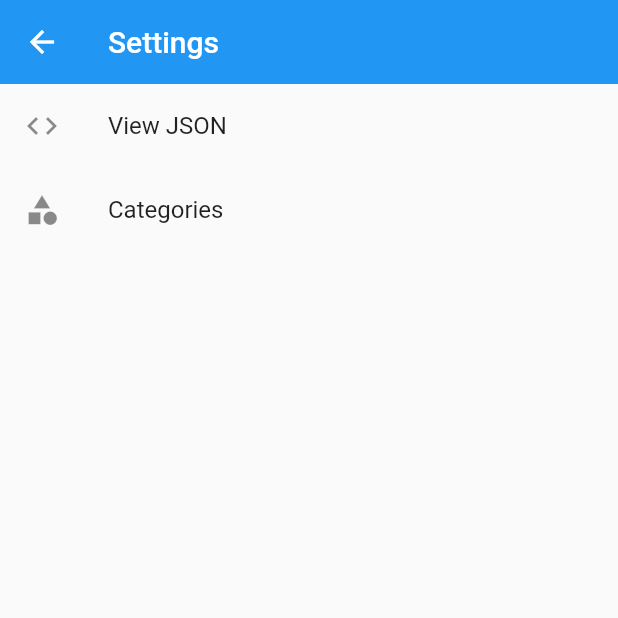
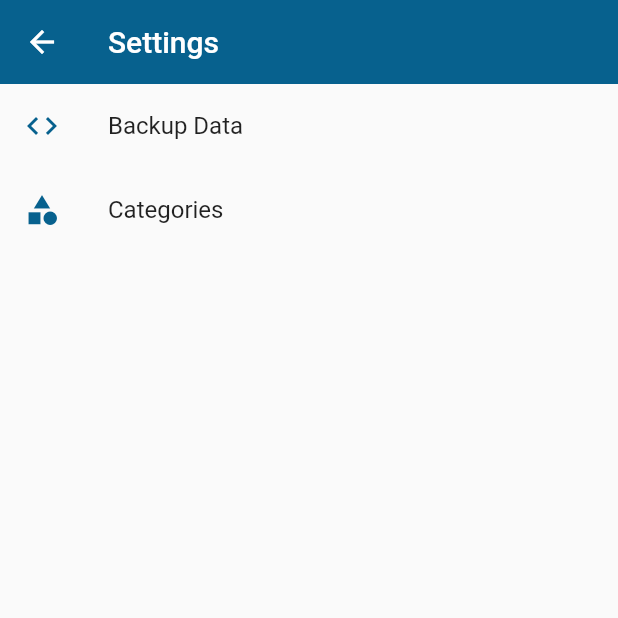
Before and after one commit to mrhockeymonkey/today, a Flutter app: the screen it shows after launch, item 3 of the bottom bar chosen, after a tap on the "settings" icon, on a phone screen of 412 x 824 dp, the top half of it. Run offline on Flutter 3.47's test engine with Material 2 defaults, Android fonts, the phone set to English and light mode, and no system bars; our stand-ins replace flutter_icons, jiffy, localstorage; missing offline and left inert: flutter_statusbarcolor.

Commit message:
release 0.2.3

```diff
--- a/lib/models/app_constants.dart
+++ b/lib/models/app_constants.dart
@@ -4,12 +4,10 @@ import 'package:flutter_statusbarcolor/flutter_statusbarcolor.dart';
 import 'package:flutter_icons/flutter_icons.dart';
 import 'package:intl/intl.dart';
 
-import './category.dart';
-
 // inherited widget used in main to propogate and share anywhere in the app
 class AppConstants extends InheritedWidget {
   // colors
-  static final Color appBarColor = Color(0xFFF07618E);
+  static final Color appBarColor = Color(0xFF07618E);
 
   // action colors
   static final Color todoColor = Color(0xFFFBAF28);
@@ -19,10 +17,10 @@ class AppConstants extends InheritedWidget {
 
 
   // page header colors
-  static final Color laterHeaderColor = Color(0xFFF07618E); //Color(0xFF23395B);
-  static final Color todoHeaderColor = Color(0xFFF07618E); //Color(0xFF214D7A);
-  static final Color todayHeaderColor = Color(0xFFF07618E);
-  static final Color completedHeaderColor = Color(0xFFF07618E); //Color(0xFF247BA0);
+  static final Color laterHeaderColor = Color(0xFF07618E); //Color(0xFF23395B);
+  static final Color todoHeaderColor = Color(0xFF07618E); //Color(0xFF214D7A);
+  static final Color todayHeaderColor = Color(0xFF07618E);
+  static final Color completedHeaderColor = Color(0xFF07618E); //Color(0xFF247BA0);
   static final Color highlightColor = Color(0xFF37C7CB);
 
   static final double cirleAvatarRadius = 28.0;
@@ -30,6 +28,15 @@ class AppConstants extends InheritedWidget {
 
   //final Category today = Category(name: 'TODAY', color: todayHeaderColor);
   //static final int maxTodayItems = 5;
+
+  // category colors
+  static final List<Color> categoryColors = [
+    const Color(0xFFEE534F), //must do
+    const Color(0xFF00B8D4), //want to
+    const Color(0xFFFBAF28), // should do
+    const Color(0xFF01BFA5), // could do
+    const Color(0xFF07618E) // fyi
+  ];
 
   // icons
   static final List<IconData> categoryIcons = [
--- a/lib/models/app_state.dart
+++ b/lib/models/app_state.dart
@@ -4,43 +4,14 @@ import 'package:localstorage/localstorage.dart';
 //import 'package:shared_preferences/shared_preferences.dart';
 
 import '../models/todo_item.dart';
+import '../models/app_constants.dart';
 import './category.dart';
+import 'package:jiffy/jiffy.dart';
 
 class AppState extends Model {
   // for now we just declare categories here until we can save data to phone
   List<Category> _categories = [];
-  // final List<String> _categoryKeys = [
-  //   "categoryName0",
-  //   "categoryName1",
-  //   "categoryName2",
-  //   "categoryName3"
-  // ];
-  // final List<String> _categoryDefaultNames = [
-  //   "Default1",
-  //   "Default2",
-  //   "Default3",
-  //   "Default4"
-  // ];
 
-  // Future<String> getCategoryName(int categoryId) async {
-  //   final SharedPreferences prefs = await SharedPreferences.getInstance();
-  // 	String key = _categoryKeys[categoryId];
-  //   String defaultName = _categoryDefaultNames[categoryId];
-  //   return prefs.getString(key) ?? defaultName;
-  // }
-  // Future<String> getCategoryName(int categoryId) async {
-  //   await settings.ready;
-  //   String key = _categoryKeys[categoryId];
-  //   String defaultName = _categoryDefaultNames[categoryId];
-  //   return settings.getItem(key) ?? defaultName;
-  // }
-
-  // List<String> categoryNames = [
-  //   "FOCUS",
-  //   "SCHMOALS",
-  //   "FIT IN",
-  //   "MEH"
-  // ];
 
   final LocalStorage storage = new LocalStorage('today_app');
   //final LocalStorage settings = new LocalStorage('today_settings');
@@ -233,27 +204,30 @@ class AppState extends Model {
 
     if (appData == null || appData.isEmpty) {
       print("AppState.initialize: No app data found, initializing defaults");
+      Jiffy now = Jiffy();
+      DateTime tomorrow = now.add(days: 1);
+      int intTomorrow = ToDoItem.toSortableDate(tomorrow);
+
       _categories
-        ..add(Category(name: "MUST DO", color: const Color(0xFFEE534F)))
-        ..add(Category(name: "WANT TO", color: const Color(0xFF00B8D4)))
-        ..add(Category(name: "SHOULD DO", color: const Color(0xFFFBAF28)))
-        ..add(Category(name: "COULD DO", color: const Color(0xFF01BFA5)))
-        ..add(Category(name: "FYI", color: Colors.grey));
-      _categories[0] // must do
-        ..addItem(ToDoItem(title: 'Prepare For Important Meeting'))
-        ..addItem(ToDoItem(title: 'Back Up Family Photos'));
-      _categories[1] // want to
-        ..addItem(ToDoItem(title: 'Play New PC Game'))
-        ..addItem(ToDoItem(title: 'Relax And Watch Netflix'));
-      _categories[2] // should do
-        ..addItem(ToDoItem.custom(title: 'Move Items Here From The Backlog', isToday: true))
-        ..addItem(ToDoItem(title: 'Water The Plants'));
-      _categories[3] // could do
-        ..addItem(ToDoItem(title: 'Clear Email Inbox'))
-        ..addItem(ToDoItem(title: 'Visit The Popup Market In Town'));
-      _categories[4] // fyi
-        ..addItem(ToDoItem.custom(title: 'You Can Move Up To 5 Things Here', isToday: true))
-        ..addItem(ToDoItem.custom(title: 'Scheduled Items That Are Due Will Always Appear Here', isToday: true));
+        ..add(Category(name: "MUST DO", color: AppConstants.categoryColors[0]))
+        ..add(Category(name: "WANT TO", color: AppConstants.categoryColors[1]))
+        ..add(Category(name: "SHOULD DO", color: AppConstants.categoryColors[2]))
+        ..add(Category(name: "COULD DO", color: AppConstants.categoryColors[3]))
+        ..add(Category(name: "FYI", color: AppConstants.categoryColors[4]));
+      _categories[0]
+        ..addItem(ToDoItem.custom(title: 'Focus On Up To Five Tasks Each Day', isToday: true));
+      _categories[1]
+        ..addItem(ToDoItem.custom(title: 'Swipe Right To Complete', isToday: true));
+      _categories[2]
+        ..addItem(ToDoItem.custom(title: 'Swipe Left To Snooze Until Tomorrow', isToday: true))
+        ..addItem(ToDoItem.custom(title: 'Tap For Menu', isToday: true));
+      _categories[3]
+        ..addItem(ToDoItem.custom(title: 'These Are Tasks You Are Not Focused On', isToday: false))
+        ..addItem(ToDoItem.custom(title: 'Add New Tasks By Taping ( + )', isToday: false));
+      _categories[4]
+        ..addItem(ToDoItem.custom(title: 'Scheduled Tasks Appear Here', isToday: false, scheduledDate: intTomorrow))
+        ..addItem(ToDoItem.custom(title: 'Tasks Become Focused When Due', isToday: false, scheduledDate: intTomorrow));
+
       saveToStorage();
     } else {
       print("AppState.initialize: App data found, loading from local storage");
--- a/lib/models/todo_item.dart
+++ b/lib/models/todo_item.dart
@@ -16,7 +16,7 @@ class ToDoItem {
     @required this.title,
   });
 
-  ToDoItem.custom({@required this.title, @required this.isToday});
+  ToDoItem.custom({@required this.title, @required this.isToday, this.scheduledDate});
 
   ToDoItem.fromStorage({
     @required this.title,
@@ -28,20 +28,6 @@ class ToDoItem {
     @required this.repeatLen,
     @required this.seriesLen,
   });
-  // {
-  //   _scheduledDate =
-  //       DateTime.fromMillisecondsSinceEpoch(scheduledMilliseconds ?? 0);
-  // }
-
-  //---------- getter/setter for scheduledDate
-  // DateTime get scheduledDate {
-  //   return _scheduledDate;
-  // }
-
-  // set scheduledDate(DateTime date) {
-  //   //_scheduledDate = DateTime(date.year, date.month, date.day);
-  //   _scheduledDate = date;
-  // }
 
   //--------- helper methods for conditionals
   bool get isScheduled {
--- a/lib/pages/completed_page.dart
+++ b/lib/pages/completed_page.dart
@@ -55,7 +55,8 @@ class _CompletedPageState extends State<CompletedPage> {
         return FutureBuilder(
           future: appState.storage.ready,
           builder: (BuildContext context, AsyncSnapshot snapshot) {
-            List<ToDoItem> items;
+            List<ToDoItem> completedItems;
+            List<ToDoItem> completedTodayItems;
 
             if (snapshot.data == null) {
               return Column(
@@ -64,7 +65,8 @@ class _CompletedPageState extends State<CompletedPage> {
             }
 
             appState.initialize();
-            items = appState.allCompletedItems;
+            completedItems = appState.allCompletedItems;
+            completedTodayItems = appState.allCompletedTodayItems;
 
             return CustomScrollView(
               slivers: <Widget>[
@@ -73,14 +75,28 @@ class _CompletedPageState extends State<CompletedPage> {
                     [
                       DateHeader(),
                       NoteHeader(
-                        text: "${items.length.toString()} things completed...",
+                        text: "${completedItems.length.toString()} things done today...",
                         textColor: Colors.white,
                       ),
                     ],
                   ),
                 ),
                 ToDoList(
-                  items: items,
+                  items: completedItems,
+                  pageType: PageType.completed,
+                ),
+                SliverList(
+                  delegate: SliverChildListDelegate(
+                    [
+                      NoteHeader(
+                        text: "${completedTodayItems.length.toString()} done in total...",
+                        textColor: Colors.white,
+                      ),
+                    ],
+                  ),
+                ),
+                ToDoList(
+                  items: completedTodayItems,
                   pageType: PageType.completed,
                 ),
               ],
--- a/lib/pages/settings_page.dart
+++ b/lib/pages/settings_page.dart
@@ -3,6 +3,7 @@ import 'package:flutter/material.dart';
 
 import './settings_categories_page.dart';
 import './settings_json_page.dart';
+import '../models/app_constants.dart';
 
 class SettingsPage extends StatefulWidget {
   @override
@@ -16,6 +17,7 @@ class _SettingsPageState extends State<SettingsPage> {
   Widget build(BuildContext context) {
     return Scaffold(
       appBar: AppBar(
+        backgroundColor: AppConstants.appBarColor,
         elevation: 0.0,
         title: Text("Settings"),
       ),
@@ -31,8 +33,11 @@ class _SettingsPageState extends State<SettingsPage> {
             children: <Widget>[
               // Backup
               ListTile(
-                leading: Icon(Icons.code),
-                title: Text("View JSON"),
+                leading: Icon(
+                  Icons.code,
+                  color: AppConstants.appBarColor,
+                ),
+                title: Text("Backup Data"),
                 onTap: () {
                   Navigator.push(
                       context,
@@ -42,7 +47,10 @@ class _SettingsPageState extends State<SettingsPage> {
               ),
               // Categories
               ListTile(
-                leading: Icon(Icons.category),
+                leading: Icon(
+                  Icons.category,
+                  color: AppConstants.appBarColor,
+                ),
                 title: Text("Categories"),
                 onTap: () {
                   Navigator.push(
--- a/lib/pages/today_page.dart
+++ b/lib/pages/today_page.dart
@@ -1,6 +1,5 @@
 import 'package:flutter/material.dart';
 import 'package:scoped_model/scoped_model.dart';
-import 'package:intl/intl.dart';
 
 import '../models/app_constants.dart';
 import '../models/app_state.dart';
@@ -9,7 +8,6 @@ import '../widgets/date_header.dart';
 import '../widgets/note_header.dart';
 import '../widgets/todo_list.dart';
 import '../widgets/new_item_fab.dart';
-import '../widgets/drawer_menu.dart';
 import './settings_page.dart';
 
 class TodayPage extends StatefulWidget {
@@ -23,7 +21,6 @@ class _TodayPageState extends State<TodayPage> {
   @override
   Widget build(BuildContext context) {
     print("BUILD - today_page");
-    //AppConstants.changeStatusColor(todayColor);
 
     return Scaffold(
       appBar: AppBar(
@@ -47,26 +44,11 @@ class _TodayPageState extends State<TodayPage> {
         ],
       ),
       body: _buildBody(),
-      // drawer: DrawerMenu(),
-      // drawerEdgeDragWidth: 0,
       floatingActionButton: NewItemFab(
         color: AppConstants.appBarColor,
         initIsToday: true,
       ),
     );
-  }
-
-  _buildNote(String text, Color backgroundColor, Color textColor) {
-    return Ink(
-        color: backgroundColor,
-        height: AppConstants.headerHeight / 2,
-        child: Container(
-          alignment: Alignment(0.0, 0.0),
-          child: Text(
-            text,
-            style: TextStyle(color: textColor),
-          ),
-        ));
   }
 
   Widget _buildBody() {
@@ -77,12 +59,6 @@ class _TodayPageState extends State<TodayPage> {
           builder: (BuildContext context, AsyncSnapshot snapshot) {
             List<ToDoItem> todayItems;
             List<ToDoItem> backlogItems;
-            int completedCount;
-            //var formatter = new DateFormat.MMMMEEEEd();
-            // Widget headerText = Text(
-            //   DateFormat.MMMMEEEEd().format(DateTime.now()),
-            //   style: TextStyle(color: Colors.white),
-            // );
 
             if (snapshot.data == null) {
               return Column(
@@ -93,7 +69,6 @@ class _TodayPageState extends State<TodayPage> {
             appState.initialize();
             todayItems = appState.allTodayItems;
             backlogItems = appState.allToDoItems;
-            completedCount = appState.allCompletedTodayItems.length;
 
             return CustomScrollView(
               slivers: <Widget>[
@@ -101,11 +76,18 @@ class _TodayPageState extends State<TodayPage> {
                   delegate: SliverChildListDelegate(
                     [
                       DateHeader(),
-                      NoteHeader(
-                        text: "${todayItems.length.toString()} things to focus on...",
-                        backgroundColor: Color(0xFF247BA0),
-                        textColor: Colors.white,
-                      ),
+                      todayItems.length > 5
+                          ? NoteHeader(
+                              text: "${todayItems.length.toString()} things to focus on...",
+                              backgroundColor: Color(0xFFFBAF28),
+                              textColor: Colors.black,
+                            )
+                          : NoteHeader(
+                              text:
+                                  "${todayItems.length.toString()} things to focus on...",
+                              backgroundColor: Color(0xFF247BA0),
+                              textColor: Colors.white,
+                            )
                     ],
                   ),
                 ),
@@ -113,11 +95,6 @@ class _TodayPageState extends State<TodayPage> {
                   items: todayItems,
                   pageType: PageType.today,
                 ),
-                // SliverToBoxAdapter(
-                //   child: Container(
-                //     child: Text("data"),
-                //   ),
-                // ),
                 SliverFillRemaining(
                   hasScrollBody: false,
                   fillOverscroll: false,
@@ -127,8 +104,8 @@ class _TodayPageState extends State<TodayPage> {
                   delegate: SliverChildListDelegate(
                     [
                       NoteHeader(
-                        text:
-                            "${backlogItems.length.toString()} others left to do...",
+                        text: "${backlogItems.length.toString()} left to do...",
+                        textColor: Colors.white,
                       ),
                     ],
                   ),
@@ -139,25 +116,6 @@ class _TodayPageState extends State<TodayPage> {
                 ),
               ],
             );
-
-            // return Column(
-            //   children: <Widget>[
-            //     CategoryHeader(
-            //       headerColor: headerColor,
-            //       headerCount: items.length,
-            //     ),
-            //     ToDoList(
-            //       items: items,
-            //       pageType: PageType.today,
-            //     ),
-            //     Ink(
-            //       color: Colors.grey,
-            //       child: ListTile(
-            //         title: Text("Plus x more items in backlog..."),
-            //       ),
-            //     )
-            //   ],
-            // );
           },
         );
       },
--- a/pubspec.yaml
+++ b/pubspec.yaml
@@ -7,7 +7,7 @@ description: A new Flutter project.
 # Both the version and the builder number may be overridden in flutter
 # build by specifying --build-name and --build-number, respectively.
 # Read more about versioning at semver.org.
-version: 0.1.2+4
+version: 0.2.3+6
 
 environment:
   sdk: ">=2.0.0-dev.68.0 <3.0.0"
```
Also changed, not shown: lib/pages/settings_categories_page.dart (+21 -6 lines), lib/pages/settings_json_page.dart (+8 -3 lines), lib/pages/todo_page.dart (deleted, +0 -111 lines), lib/widgets/todo_list.dart (+64 -117 lines), 2 other files.
